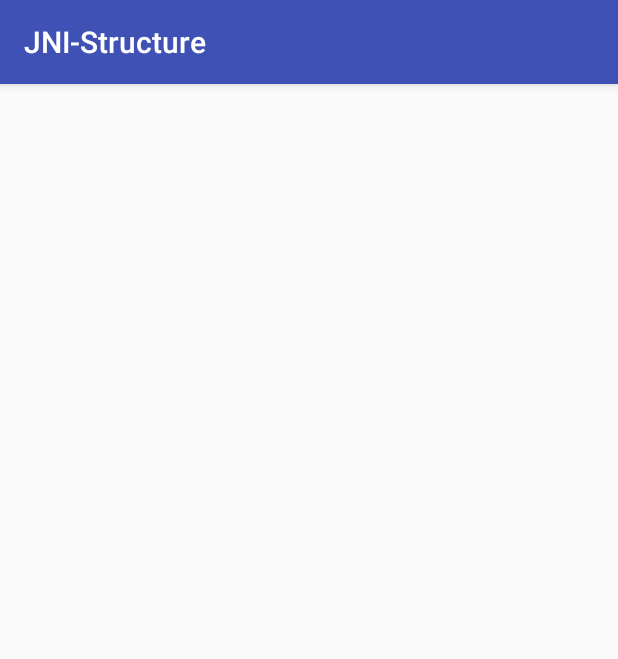
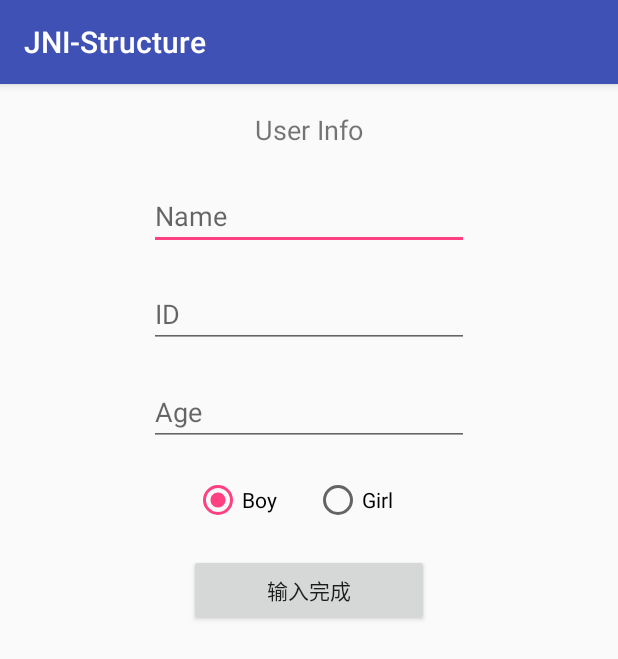
Before and after one commit to lmshao/Android-JNI-Tutorial, an Android app: the screen it shows after launch (MainActivity), on a phone screen of 412 x 824 dp. Shown: the top 659 px of the screen. Run offline under Robolectric (Android 15) with nearby library versions, the phone set to English and light mode, and no system bars; 3 statements that could not run were skipped.

Commit message:
modify UI

```diff
--- a/JNI-Structure/app/src/main/java/com/example/jni_structure/MainActivity.java
+++ b/JNI-Structure/app/src/main/java/com/example/jni_structure/MainActivity.java
@@ -4,9 +4,17 @@ package com.example.jni_structure;
 //  Copyright (c) 2017 Liming Shao <lmshao@163.com>
 //
 
+import android.provider.MediaStore;
 import android.support.v7.app.AppCompatActivity;
 import android.os.Bundle;
+import android.view.View;
+import android.widget.Button;
+import android.widget.EditText;
+import android.widget.RadioButton;
 import android.widget.TextView;
+import android.widget.Toast;
+
+import static android.widget.Toast.*;
 
 public class MainActivity extends AppCompatActivity {
 
@@ -27,8 +35,50 @@ public class MainActivity extends AppCompatActivity {
         UserInfo userInfo = fillUserInfo(id, name, age, true);
         String profile = getUserProfile(userInfo);
 
-        TextView tv = (TextView) findViewById(R.id.sample_text);
+        TextView tv = (TextView) findViewById(R.id.textViewUserInfo);
         tv.setText(profile);
+
+        Button btOK = (Button) findViewById(R.id.buttonOK);
+        btOK.setOnClickListener(new View.OnClickListener() {
+            @Override
+            public void onClick(View view) {
+                // Get name
+                EditText etName = (EditText) findViewById(R.id.editTextName);
+                String name = etName.getText().toString();
+                if (name.isEmpty()){
+                    name = "Name";
+                }
+
+                // Get ID
+                EditText etID = (EditText) findViewById(R.id.editTextID);
+                String idStr = etID.getText().toString();
+                if (idStr.isEmpty()){
+                    idStr = "00000000";
+                }
+                byte[] id = idStr.getBytes();
+
+                // Get age
+                EditText etAge = (EditText) findViewById(R.id.editTextAge);
+                String ageStr = etAge.getText().toString();
+                if (ageStr.isEmpty()){
+                    ageStr = "1";
+                }
+                int age = Integer.parseInt(ageStr);
+                if (age > 100){
+                    Toast.makeText(getApplicationContext(),"You are too old!", LENGTH_SHORT).show();
+                    age = 1;
+                }
+
+                // Get
+                RadioButton rbBoy = findViewById(R.id.radioButtonBoy);
+
+                UserInfo userInfo = fillUserInfo(id, name, age, rbBoy.isChecked());
+                String profile = getUserProfile(userInfo);
+                TextView tv = (TextView) findViewById(R.id.textViewUserInfo);
+                tv.setText(profile);
+            }
+        });
+
     }
 
 
--- a/JNI-Structure/app/src/main/res/layout/activity_main.xml
+++ b/JNI-Structure/app/src/main/res/layout/activity_main.xml
@@ -1,19 +1,109 @@
 <?xml version="1.0" encoding="utf-8"?>
-<android.support.constraint.ConstraintLayout xmlns:android="http://schemas.android.com/apk/res/android"
-    xmlns:app="http://schemas.android.com/apk/res-auto"
+<RelativeLayout xmlns:android="http://schemas.android.com/apk/res/android"
     xmlns:tools="http://schemas.android.com/tools"
     android:layout_width="match_parent"
     android:layout_height="match_parent"
+    tools:layout_editor_absoluteX="34dp"
+    tools:layout_editor_absoluteY="0dp"
     tools:context="com.example.jni_structure.MainActivity">
 
-    <TextView
-        android:id="@+id/sample_text"
-        android:layout_width="wrap_content"
-        android:layout_height="wrap_content"
-        android:text="Hello World!"
-        app:layout_constraintBottom_toBottomOf="parent"
-        app:layout_constraintLeft_toLeftOf="parent"
-        app:layout_constraintRight_toRightOf="parent"
-        app:layout_constraintTop_toTopOf="parent" />
 
-</android.support.constraint.ConstraintLayout>
+        <TextView
+            android:id="@+id/Title"
+            android:layout_width="wrap_content"
+            android:layout_height="wrap_content"
+            android:layout_alignParentTop="true"
+            android:layout_centerHorizontal="true"
+            android:layout_marginTop="18dp"
+            android:text="@string/user_info"
+            android:textSize="18sp" />
+
+        <EditText
+            android:id="@+id/editTextName"
+            android:layout_width="wrap_content"
+            android:layout_height="wrap_content"
+            android:layout_alignParentTop="true"
+            android:layout_centerHorizontal="true"
+            android:layout_marginTop="65dp"
+            android:ems="10"
+            android:hint="@string/name"
+            android:inputType="textPersonName" />
+
+        <EditText
+            android:id="@+id/editTextID"
+            android:layout_width="wrap_content"
+            android:layout_height="wrap_content"
+            android:layout_alignEnd="@+id/editTextName"
+            android:layout_alignStart="@+id/editTextName"
+            android:layout_below="@+id/editTextName"
+            android:layout_marginTop="20dp"
+            android:ems="10"
+            android:hint="@string/id"
+            android:inputType="number" />
+
+        <EditText
+            android:id="@+id/editTextAge"
+            android:layout_width="wrap_content"
+            android:layout_height="wrap_content"
+            android:layout_alignEnd="@+id/editTextName"
+            android:layout_alignStart="@+id/editTextName"
+            android:layout_below="@+id/editTextID"
+            android:layout_marginTop="20dp"
+            android:ems="10"
+            android:hint="@string/age"
+            android:inputType="number" />
+
+        <RadioGroup
+            android:id="@+id/radioGroup"
+            android:layout_width="wrap_content"
+            android:layout_height="wrap_content"
+            android:layout_alignStart="@+id/editTextAge"
+            android:layout_below="@+id/editTextAge"
+            android:layout_marginTop="20dp"
+            android:ems="10"
+            android:orientation="horizontal">
+
+            <RadioButton
+                android:id="@+id/radioButtonBoy"
+                android:layout_width="80dp"
+                android:layout_height="wrap_content"
+                android:layout_marginStart="30dp"
+                android:layout_weight="1"
+                android:checked="true"
+                android:text="@string/boy" />
+
+            <RadioButton
+                android:id="@+id/radioButtonGirl"
+                android:layout_width="80dp"
+                android:layout_height="wrap_content"
+                android:layout_weight="1"
+                android:text="@string/girl" />
+
+
+        </RadioGroup>
+
+        <Button
+            android:id="@+id/buttonOK"
+            android:layout_width="wrap_content"
+            android:layout_height="wrap_content"
+            android:layout_below="@+id/radioGroup"
+            android:layout_centerHorizontal="true"
+            android:layout_marginTop="20dp"
+            android:ems="10"
+            android:text="@string/buttonOK" />
+
+        <TextView
+            android:id="@+id/textViewUserInfo"
+            android:layout_width="wrap_content"
+            android:layout_height="wrap_content"
+            android:layout_alignEnd="@+id/editTextAge"
+            android:layout_alignStart="@+id/editTextAge"
+            android:layout_below="@+id/buttonOK"
+            android:layout_marginTop="29dp"
+            android:ems="10"
+            android:text="Hello World!"
+            android:textColor="@color/colorAccent"
+            android:textSize="14sp" />
+
+
+</RelativeLayout>
--- a/JNI-Structure/app/src/main/res/values/colors.xml
+++ b/JNI-Structure/app/src/main/res/values/colors.xml
@@ -2,5 +2,5 @@
 <resources>
     <color name="colorPrimary">#3F51B5</color>
     <color name="colorPrimaryDark">#303F9F</color>
-    <color name="colorAccent">#FF4081</color>
+    <color name="colorAccent">#ff4081</color>
 </resources>
--- a/JNI-Structure/app/src/main/res/values/strings.xml
+++ b/JNI-Structure/app/src/main/res/values/strings.xml
@@ -1,3 +1,10 @@
 <resources>
     <string name="app_name">JNI-Structure</string>
+    <string name="buttonOK">输入完成</string>
+    <string name="girl">Girl</string>
+    <string name="boy">Boy</string>
+    <string name="age">Age</string>
+    <string name="id">ID</string>
+    <string name="name">Name</string>
+    <string name="user_info">User Info</string>
 </resources>
```
